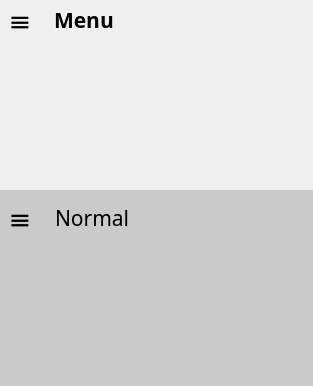
First picture: the form in template/mainwindow.ui, repository cmh1027/calculator, before the edit.
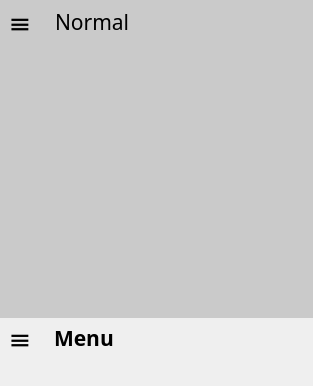
Second picture: the form after the edit. Icons and pictures are not drawn.

Commit message: const menu & menulayout

```diff
--- a/template/mainwindow.ui
+++ b/template/mainwindow.ui
@@ -13,6 +13,13 @@
   <property name="windowTitle">
    <string>Calculator</string>
   </property>
+  <property name="windowIcon">
+   <iconset resource="../qrc/resources.qrc">
+    <normaloff>:/resource/icon.ico</normaloff>:/resource/icon.ico</iconset>
+  </property>
+  <property name="styleSheet">
+   <string notr="true"/>
+  </property>
   <widget class="QWidget" name="centralWidget">
    <property name="sizePolicy">
     <sizepolicy hsizetype="Expanding" vsizetype="Expanding">
@@ -36,160 +43,6 @@
     <property name="bottomMargin">
      <number>0</number>
     </property>
-    <item>
-     <widget class="QWidget" name="menubarWidget" native="true">
-      <property name="sizePolicy">
-       <sizepolicy hsizetype="Minimum" vsizetype="Preferred">
-        <horstretch>0</horstretch>
-        <verstretch>0</verstretch>
-       </sizepolicy>
-      </property>
-      <property name="minimumSize">
-       <size>
-        <width>200</width>
-        <height>0</height>
-       </size>
-      </property>
-      <property name="styleSheet">
-       <string notr="true">background-color: rgb(207, 207, 207);</string>
-      </property>
-      <layout class="QVBoxLayout" name="verticalLayout_3">
-       <property name="leftMargin">
-        <number>0</number>
-       </property>
-       <property name="topMargin">
-        <number>0</number>
-       </property>
-       <property name="rightMargin">
-        <number>0</number>
-       </property>
-       <property name="bottomMargin">
-        <number>0</number>
-       </property>
-       <item>
-        <widget class="QScrollArea" name="scrollArea">
-         <property name="styleSheet">
-          <string notr="true">border: none;
-background-color: rgb(239, 239, 239);</string>
-         </property>
-         <property name="widgetResizable">
-          <bool>true</bool>
-         </property>
-         <widget class="QWidget" name="scrollAreaWidgetContents">
-          <property name="geometry">
-           <rect>
-            <x>0</x>
-            <y>0</y>
-            <width>313</width>
-            <height>190</height>
-           </rect>
-          </property>
-          <property name="minimumSize">
-           <size>
-            <width>200</width>
-            <height>0</height>
-           </size>
-          </property>
-          <widget class="QWidget" name="menuTitleWidget" native="true">
-           <property name="geometry">
-            <rect>
-             <x>0</x>
-             <y>0</y>
-             <width>200</width>
-             <height>40</height>
-            </rect>
-           </property>
-           <property name="sizePolicy">
-            <sizepolicy hsizetype="Fixed" vsizetype="Fixed">
-             <horstretch>0</horstretch>
-             <verstretch>0</verstretch>
-            </sizepolicy>
-           </property>
-           <property name="minimumSize">
-            <size>
-             <width>200</width>
-             <height>40</height>
-            </size>
-           </property>
-           <property name="maximumSize">
-            <size>
-             <width>200</width>
-             <height>40</height>
-            </size>
-           </property>
-           <layout class="QHBoxLayout" name="horizontalLayout_2">
-            <property name="spacing">
-             <number>14</number>
-            </property>
-            <property name="leftMargin">
-             <number>0</number>
-            </property>
-            <property name="topMargin">
-             <number>0</number>
-            </property>
-            <property name="rightMargin">
-             <number>0</number>
-            </property>
-            <property name="bottomMargin">
-             <number>0</number>
-            </property>
-            <item>
-             <widget class="QToolButton" name="menuCloseButton">
-              <property name="sizePolicy">
-               <sizepolicy hsizetype="Fixed" vsizetype="Fixed">
-                <horstretch>0</horstretch>
-                <verstretch>0</verstretch>
-               </sizepolicy>
-              </property>
-              <property name="maximumSize">
-               <size>
-                <width>40</width>
-                <height>16777215</height>
-               </size>
-              </property>
-              <property name="sizeIncrement">
-               <size>
-                <width>0</width>
-                <height>0</height>
-               </size>
-              </property>
-              <property name="font">
-               <font>
-                <family>Agency FB</family>
-                <pointsize>20</pointsize>
-               </font>
-              </property>
-              <property name="styleSheet">
-               <string notr="true">QToolButton:hover{background-color: rgb(216, 216, 216);}</string>
-              </property>
-              <property name="text">
-               <string>≡</string>
-              </property>
-             </widget>
-            </item>
-            <item>
-             <widget class="QLabel" name="menuTitleLabel">
-              <property name="font">
-               <font>
-                <family>맑은 고딕</family>
-                <pointsize>16</pointsize>
-                <weight>75</weight>
-                <bold>true</bold>
-               </font>
-              </property>
-              <property name="text">
-               <string>Menu</string>
-              </property>
-             </widget>
-            </item>
-           </layout>
-          </widget>
-         </widget>
-        </widget>
-       </item>
-      </layout>
-     </widget>
-    </item>
     <item>
      <layout class="QVBoxLayout" name="verticalLayout">
       <property name="spacing">
@@ -317,6 +170,139 @@
       </item>
      </layout>
     </item>
+    <item>
+     <widget class="QScrollArea" name="menubarScrollArea">
+      <property name="sizePolicy">
+       <sizepolicy hsizetype="Preferred" vsizetype="Preferred">
+        <horstretch>0</horstretch>
+        <verstretch>0</verstretch>
+       </sizepolicy>
+      </property>
+      <property name="styleSheet">
+       <string notr="true">border: none;
+background-color: rgb(239, 239, 239);</string>
+      </property>
+      <property name="verticalScrollBarPolicy">
+       <enum>Qt::ScrollBarAsNeeded</enum>
+      </property>
+      <property name="horizontalScrollBarPolicy">
+       <enum>Qt::ScrollBarAsNeeded</enum>
+      </property>
+      <property name="widgetResizable">
+       <bool>true</bool>
+      </property>
+      <widget class="QWidget" name="scrollAreaWidgetContents">
+       <property name="geometry">
+        <rect>
+         <x>0</x>
+         <y>0</y>
+         <width>313</width>
+         <height>69</height>
+        </rect>
+       </property>
+       <property name="minimumSize">
+        <size>
+         <width>200</width>
+         <height>0</height>
+        </size>
+       </property>
+       <widget class="QWidget" name="menuTitleWidget" native="true">
+        <property name="geometry">
+         <rect>
+          <x>0</x>
+          <y>0</y>
+          <width>180</width>
+          <height>40</height>
+         </rect>
+        </property>
+        <property name="sizePolicy">
+         <sizepolicy hsizetype="Preferred" vsizetype="Preferred">
+          <horstretch>0</horstretch>
+          <verstretch>0</verstretch>
+         </sizepolicy>
+        </property>
+        <property name="minimumSize">
+         <size>
+          <width>180</width>
+          <height>40</height>
+         </size>
+        </property>
+        <property name="maximumSize">
+         <size>
+          <width>180</width>
+          <height>40</height>
+         </size>
+        </property>
+        <layout class="QHBoxLayout" name="horizontalLayout_2">
+         <property name="spacing">
+          <number>14</number>
+         </property>
+         <property name="leftMargin">
+          <number>0</number>
+         </property>
+         <property name="topMargin">
+          <number>0</number>
+         </property>
+         <property name="rightMargin">
+          <number>0</number>
+         </property>
+         <property name="bottomMargin">
+          <number>0</number>
+         </property>
+         <item>
+          <widget class="QToolButton" name="menuCloseButton">
+           <property name="sizePolicy">
+            <sizepolicy hsizetype="Fixed" vsizetype="Fixed">
+             <horstretch>0</horstretch>
+             <verstretch>0</verstretch>
+            </sizepolicy>
+           </property>
+           <property name="maximumSize">
+            <size>
+             <width>40</width>
+             <height>16777215</height>
+            </size>
+           </property>
+           <property name="sizeIncrement">
+            <size>
+             <width>0</width>
+             <height>0</height>
+            </size>
+           </property>
+           <property name="font">
+            <font>
+             <family>Agency FB</family>
+             <pointsize>20</pointsize>
+            </font>
+           </property>
+           <property name="styleSheet">
+            <string notr="true">QToolButton:hover{background-color: rgb(216, 216, 216);}</string>
+           </property>
+           <property name="text">
+            <string>≡</string>
+           </property>
+          </widget>
+         </item>
+         <item>
+          <widget class="QLabel" name="menuTitleLabel">
+           <property name="font">
+            <font>
+             <family>맑은 고딕</family>
+             <pointsize>16</pointsize>
+             <weight>75</weight>
+             <bold>true</bold>
+            </font>
+           </property>
+           <property name="text">
+            <string>Menu</string>
+           </property>
+          </widget>
+         </item>
+        </layout>
+       </widget>
+      </widget>
+     </widget>
+    </item>
    </layout>
   </widget>
  </widget>
```
Left out of the diff: 4 changed lines with no effect on the pictures. The commit also changes 64 other files.
